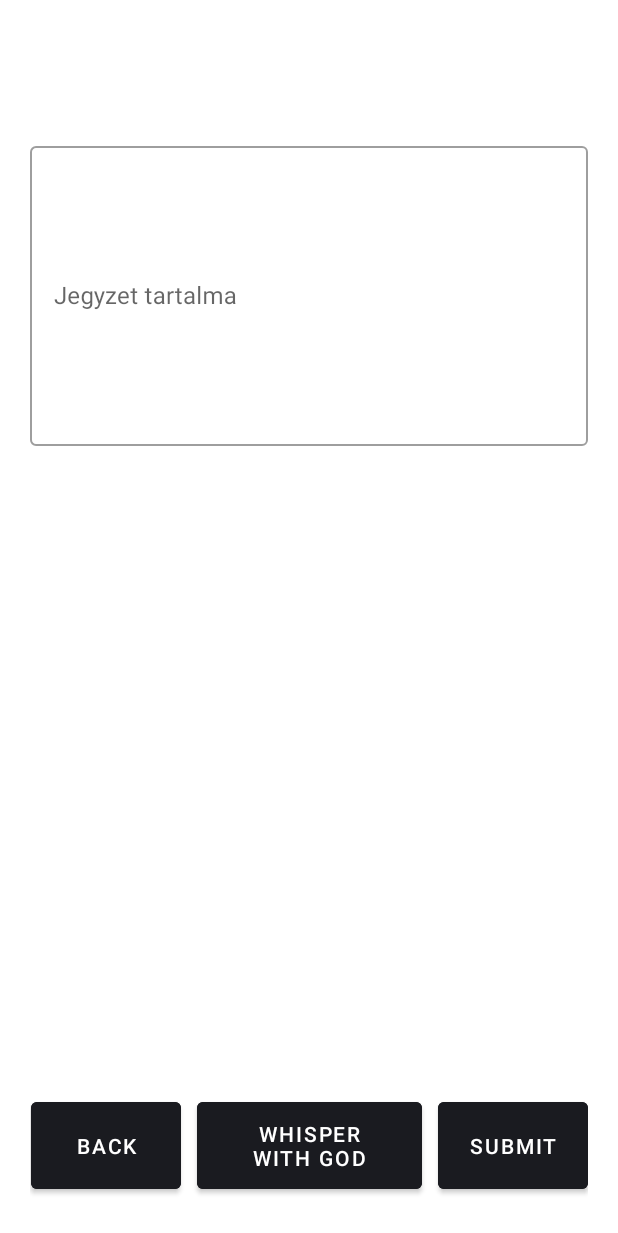
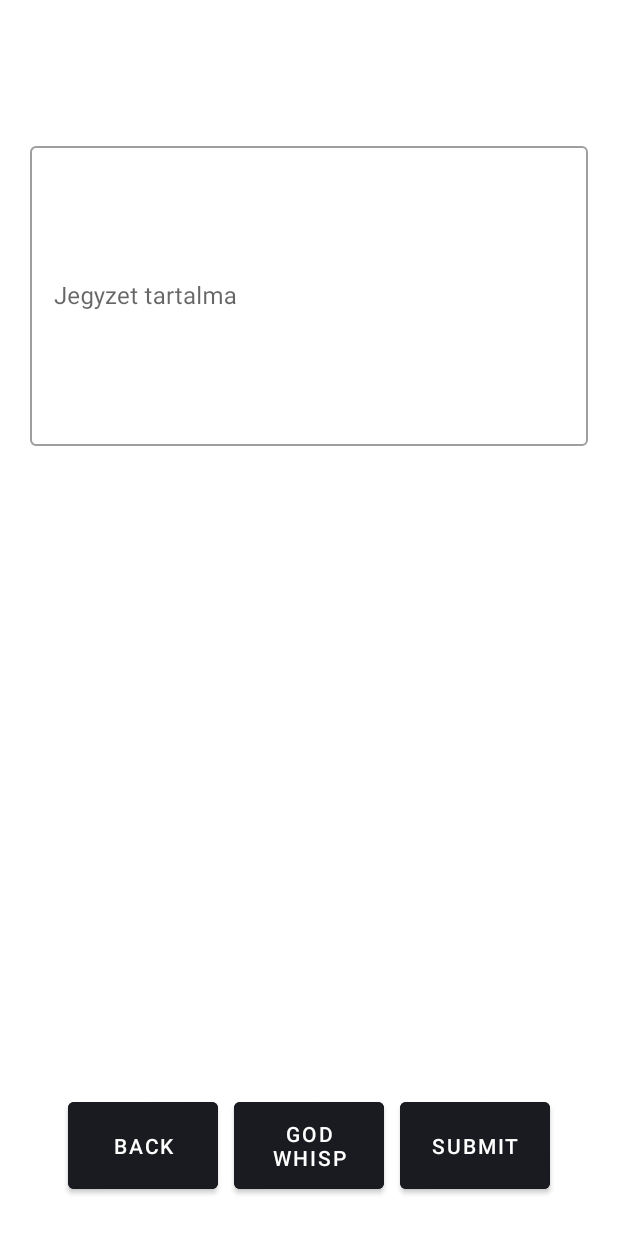
Before and after one commit to hyimred/Stardust_Mobil, an Android app: the NewActivity screen opened directly, with no data from a screen before it, on a phone screen of 412 x 824 dp. Shown: the top 1233 px of the screen. Run offline under Robolectric (Android 15) with nearby library versions, the phone set to English and light mode, and no system bars.

Commit message:
newActivity buttons

```diff
--- a/app/src/main/res/layout/activity_new.xml
+++ b/app/src/main/res/layout/activity_new.xml
@@ -60,9 +60,9 @@
 
         <Button
             android:id="@+id/god"
-            android:layout_width="150dp"
+            android:layout_width="100dp"
             android:layout_height="70dp"
-            android:text="Whisper\nwith God"
+            android:text="God Whisp"
             android:backgroundTint="@color/material_dynamic_neutral10"
             android:layout_margin="5dp"
             />
```
